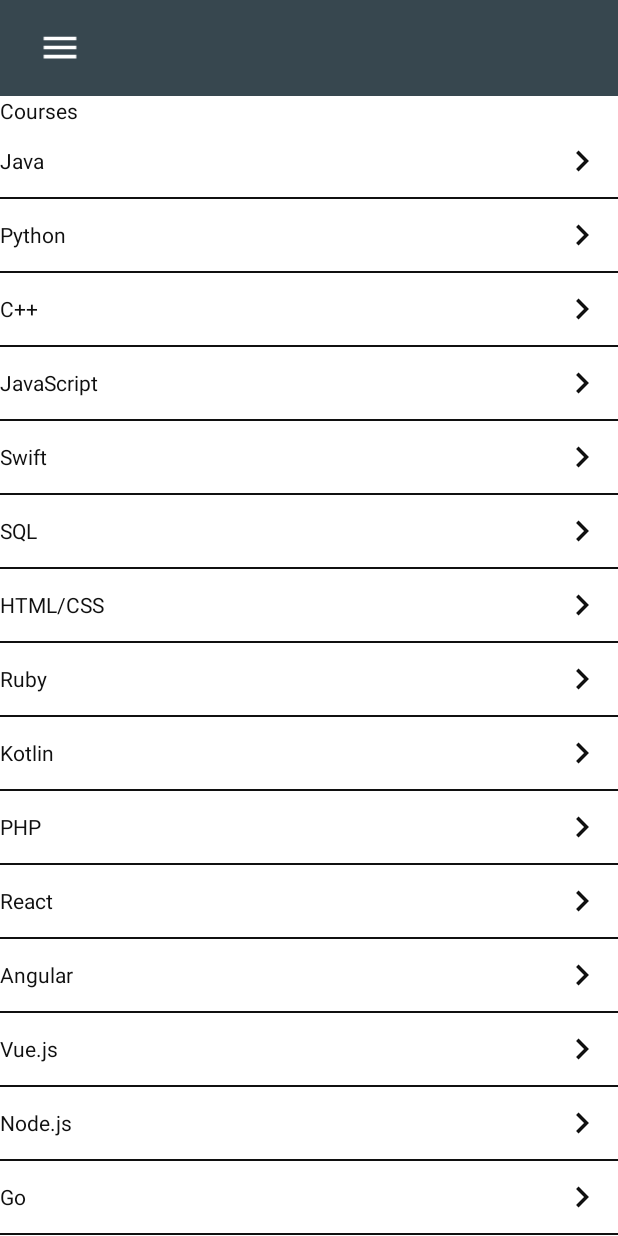
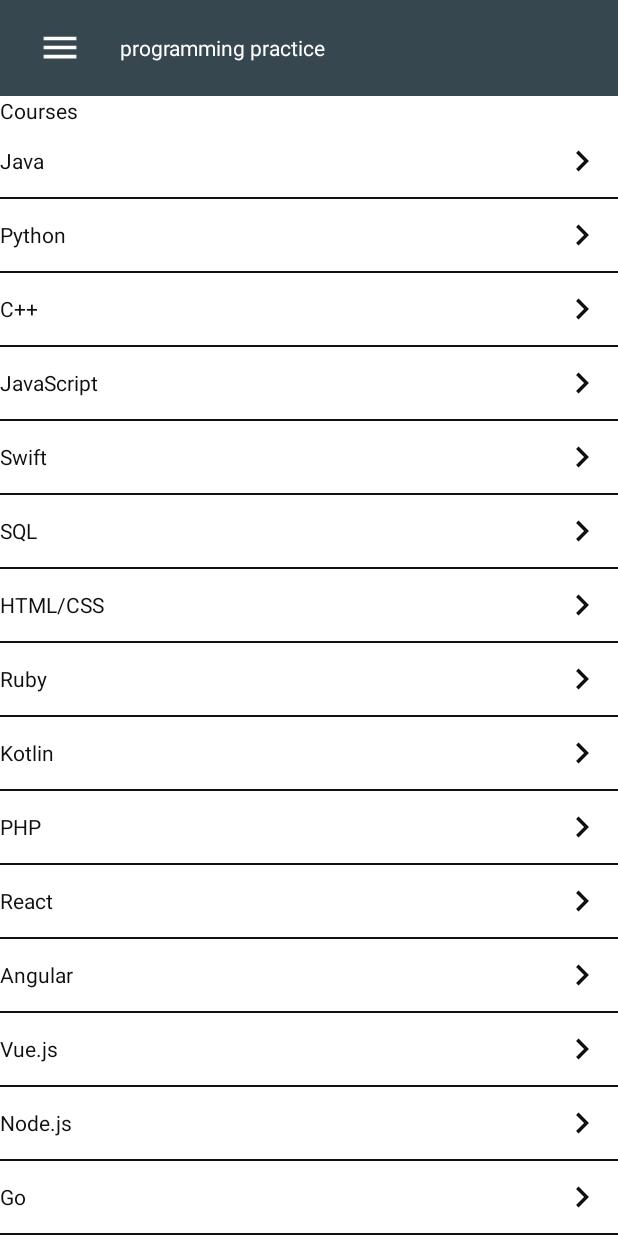
Before and after one commit to Kavan2003/programing_practice, an Android app: the screen it shows after launch (MainActivity), on a phone screen of 412 x 824 dp. Run offline under Robolectric (Android 15) with nearby library versions, the phone set to English and light mode, and no system bars.

Commit message:
Add App Name "programming practice" in app bar

```diff
--- a/app/src/main/res/layout/activity_main.xml
+++ b/app/src/main/res/layout/activity_main.xml
@@ -30,7 +30,9 @@
                     android:layout_height="wrap_content"
                     android:layout_gravity="center"
                     android:orientation="horizontal"
-                    android:padding="0dp">
+                    android:gravity="center_vertical"
+                    android:padding="0dp"
+                    tools:ignore="UseCompoundDrawables">
 
                     <ImageView
                         android:layout_width="80sp"
@@ -40,6 +42,12 @@
                         android:contentDescription="@string/menu_image"
 
                         android:src="@drawable/ic_menu_foreground" />
+                    <TextView
+                        android:layout_width="wrap_content"
+                        android:layout_height="wrap_content"
+                        android:text="@string/programming_practice"
+                        android:textColor="@color/white"
+                        />
 
                 </LinearLayout>
 
--- a/app/src/main/res/values/colors.xml
+++ b/app/src/main/res/values/colors.xml
@@ -4,5 +4,4 @@
     <color name="white">#FFFFFFFF</color>
     <color name="primary">#37474F</color>
     <color name= "primary_text_color">#101010</color>
-
 </resources>
--- a/app/src/main/res/values/strings.xml
+++ b/app/src/main/res/values/strings.xml
@@ -2,4 +2,5 @@
     <string name="app_name">List_Items_course</string>
     <string name="menu_image">menu image</string>
     <string name="courses">Courses</string>
+    <string name="programming_practice">programming practice</string>
 </resources>
```
